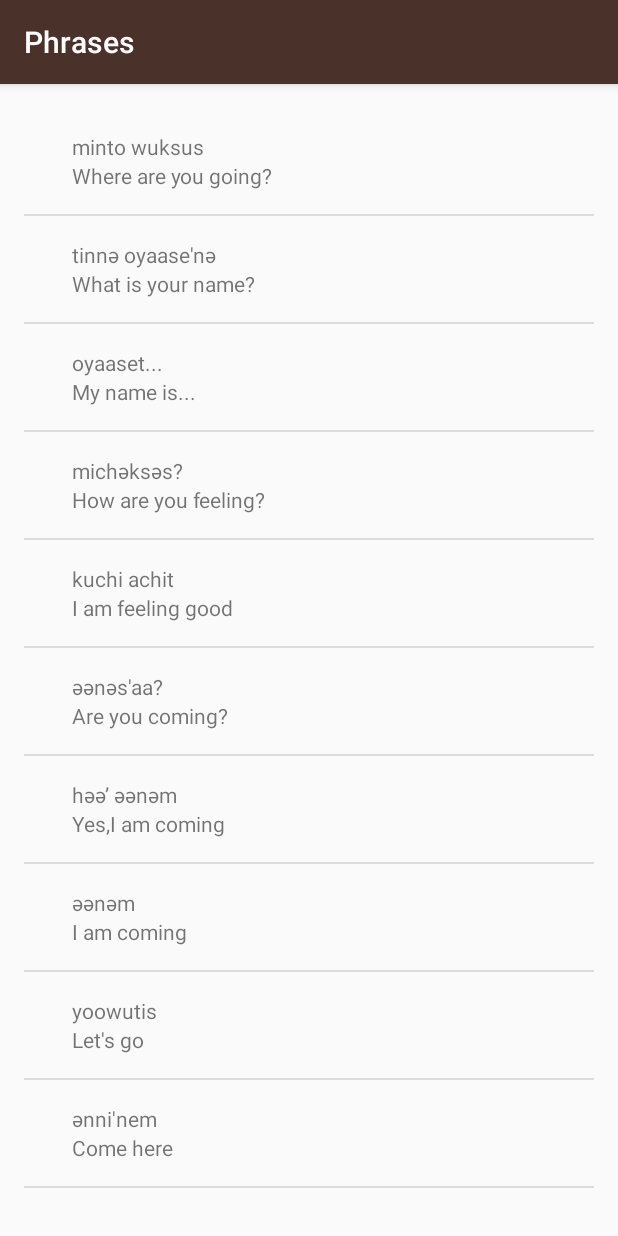
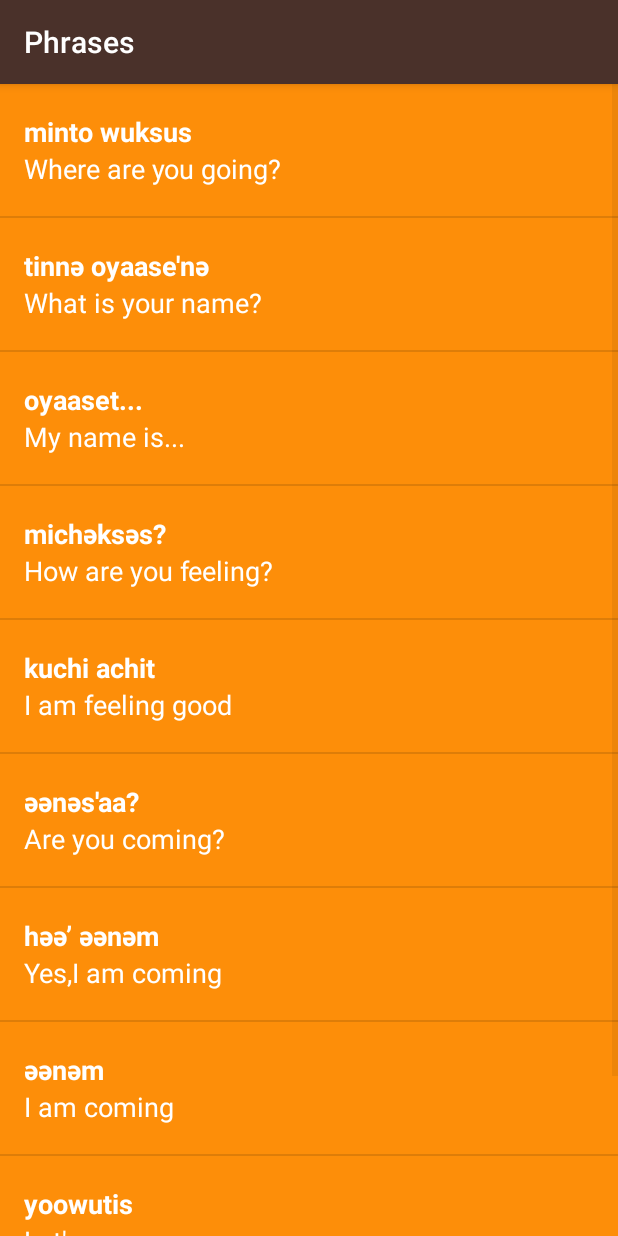
Before and after one commit to bibekthapa/MIWOK, an Android app: the PhrasesActivity screen opened directly, with no data from a screen before it, on a phone screen of 412 x 824 dp. Run offline under Robolectric (Android 15) with nearby library versions, the phone set to English and light mode, and no system bars.

Commit message:
Made changes in the Layout

```diff
--- a/app/src/main/java/com/example/android/miwok/WordAdapter.java
+++ b/app/src/main/java/com/example/android/miwok/WordAdapter.java
@@ -47,7 +47,7 @@ public class WordAdapter extends ArrayAdapter<Word>{
             // If an image is available, display the provided image based on the resource ID
             imageView.setImageResource(currentword.getImageResourceId());
             // Make sure the view is visible
-            imageView.setVisibility(View.VISIBLE);
+          //  imageView.setVisibility(View.VISIBLE);
         } else {
             // Otherwise hide the ImageView (set visibility to GONE)
             imageView.setVisibility(View.GONE);
--- a/app/src/main/res/layout/activity_colors.xml
+++ b/app/src/main/res/layout/activity_colors.xml
@@ -3,10 +3,7 @@
     xmlns:tools="http://schemas.android.com/tools"
     android:layout_width="match_parent"
     android:layout_height="match_parent"
-    android:paddingBottom="@dimen/activity_vertical_margin"
-    android:paddingLeft="@dimen/activity_horizontal_margin"
-    android:paddingRight="@dimen/activity_horizontal_margin"
-    android:paddingTop="@dimen/activity_vertical_margin"
+
     tools:context="com.example.android.miwok.ColorsActivity">
 
 </RelativeLayout>
--- a/app/src/main/res/layout/activity_family.xml
+++ b/app/src/main/res/layout/activity_family.xml
@@ -3,10 +3,7 @@
     xmlns:tools="http://schemas.android.com/tools"
     android:layout_width="match_parent"
     android:layout_height="match_parent"
-    android:paddingBottom="@dimen/activity_vertical_margin"
-    android:paddingLeft="@dimen/activity_horizontal_margin"
-    android:paddingRight="@dimen/activity_horizontal_margin"
-    android:paddingTop="@dimen/activity_vertical_margin"
+
     tools:context="com.example.android.miwok.FamilyActivity">
 
 </RelativeLayout>
--- a/app/src/main/res/layout/activity_phrases.xml
+++ b/app/src/main/res/layout/activity_phrases.xml
@@ -3,10 +3,7 @@
     xmlns:tools="http://schemas.android.com/tools"
     android:layout_width="match_parent"
     android:layout_height="match_parent"
-    android:paddingBottom="@dimen/activity_vertical_margin"
-    android:paddingLeft="@dimen/activity_horizontal_margin"
-    android:paddingRight="@dimen/activity_horizontal_margin"
-    android:paddingTop="@dimen/activity_vertical_margin"
+
     tools:context="com.example.android.miwok.PhrasesActivity">
 
 </RelativeLayout>
--- a/app/src/main/res/layout/list_item_madelist.xml
+++ b/app/src/main/res/layout/list_item_madelist.xml
@@ -4,24 +4,33 @@
 
     android:orientation="horizontal" android:layout_width="match_parent"
     android:layout_height="match_parent"
-    android:padding="16dp">
+
+    android:minHeight="@dimen/list_item_height"
+    android:background="@color/tan_background">
     <!--Adding tool namespace allows us to create dynamically the text -->
     <ImageView
         android:id="@+id/image1"
-        android:layout_width="wrap_content"
-        android:layout_height="wrap_content"
+        android:layout_width="@dimen/list_item_height"
+        android:layout_height="@dimen/list_item_height"
         />
 
 <LinearLayout
-    android:layout_width="wrap_content"
-    android:layout_height="match_parent"
+    android:layout_width="match_parent"
+    android:layout_height="88dp"
     android:orientation="vertical"
-    android:paddingLeft="16dp">
+    android:paddingLeft="16dp"
+    android:background="@color/category_numbers">
     <TextView
         android:id="@+id/miwok_text_view"
         android:layout_width="match_parent"
         android:layout_height="wrap_content"
         tools:text="lutti"
+        android:textAppearance="?android:textAppearanceMedium"
+        android:textStyle="bold"
+        android:textColor="@android:color/white"
+        android:height="0dp"
+        android:layout_weight="1"
+            android:gravity="bottom"
         />
 
     <!--Adding tools:text="lutti" allows us not to hardcode.It will only be seen during design-->
@@ -31,6 +40,14 @@
         android:layout_width="match_parent"
         android:layout_height="wrap_content"
       tools:text="one"
+        android:textAppearance="?android:textAppearanceMedium"
+
+        android:textColor="@android:color/white"
+        android:height="0dp"
+        android:layout_weight="1"
+        android:gravity="top"
+
+
         />
 </LinearLayout>
 
--- a/app/src/main/res/layout/word_list_linearlayout.xml
+++ b/app/src/main/res/layout/word_list_linearlayout.xml
@@ -5,8 +5,7 @@
     android:orientation="vertical"
     android:layout_width="match_parent"
     android:layout_height="match_parent"
-    android:paddingBottom="@dimen/activity_vertical_margin"
-    android:paddingLeft="@dimen/activity_horizontal_margin"
-    android:paddingRight="@dimen/activity_horizontal_margin"
-    android:paddingTop="@dimen/activity_vertical_margin"
+
+    android:background="@color/category_numbers"
+
     tools:context="com.example.android.miwok.NumbersActivity"/>
--- a/app/src/main/res/values/dimens.xml
+++ b/app/src/main/res/values/dimens.xml
@@ -16,6 +16,5 @@
     <!-- Height of each list item -->
     <dimen name="list_item_height">88dp</dimen>
     <!-- Default screen margins, per the Android Design guidelines. -->
-    <dimen name="activity_horizontal_margin">16dp</dimen>
-    <dimen name="activity_vertical_margin">16dp</dimen>
+
 </resources>
```
Also changed, not shown: app/src/main/res/layout/activity_main.xml (+9 -4 lines), app/src/main/res/values-w820dp/dimens.xml (deleted, +0 -20 lines).
